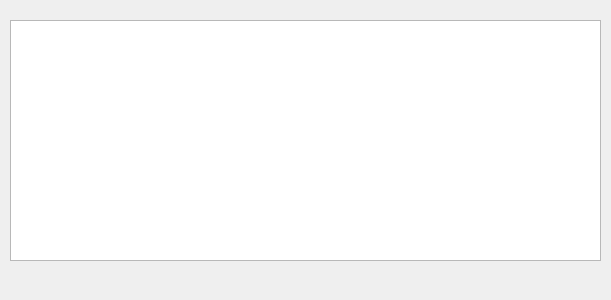
This is databasedialog.ui in MikPak/MD5-generator as Qt 5 draws it before an edit. The edited form follows.
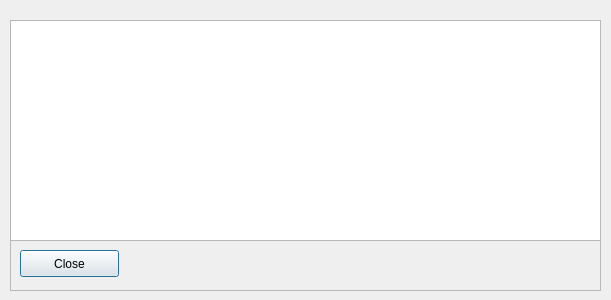
This is the edited form.

Diff of the .ui file:
```diff
--- a/databasedialog.ui
+++ b/databasedialog.ui
@@ -19,7 +19,7 @@
      <x>10</x>
      <y>20</y>
      <width>591</width>
-     <height>241</height>
+     <height>271</height>
     </rect>
    </property>
    <property name="frameShape">
@@ -34,10 +34,23 @@
       <x>0</x>
       <y>0</y>
       <width>591</width>
-      <height>241</height>
+      <height>221</height>
      </rect>
     </property>
    </widget>
+   <widget class="QPushButton" name="pushButton_Close">
+    <property name="geometry">
+     <rect>
+      <x>10</x>
+      <y>230</y>
+      <width>99</width>
+      <height>27</height>
+     </rect>
+    </property>
+    <property name="text">
+     <string>Close</string>
+    </property>
+   </widget>
   </widget>
  </widget>
  <resources/>
```
Left out of the diff: 2 changed lines with no effect on the pictures.
